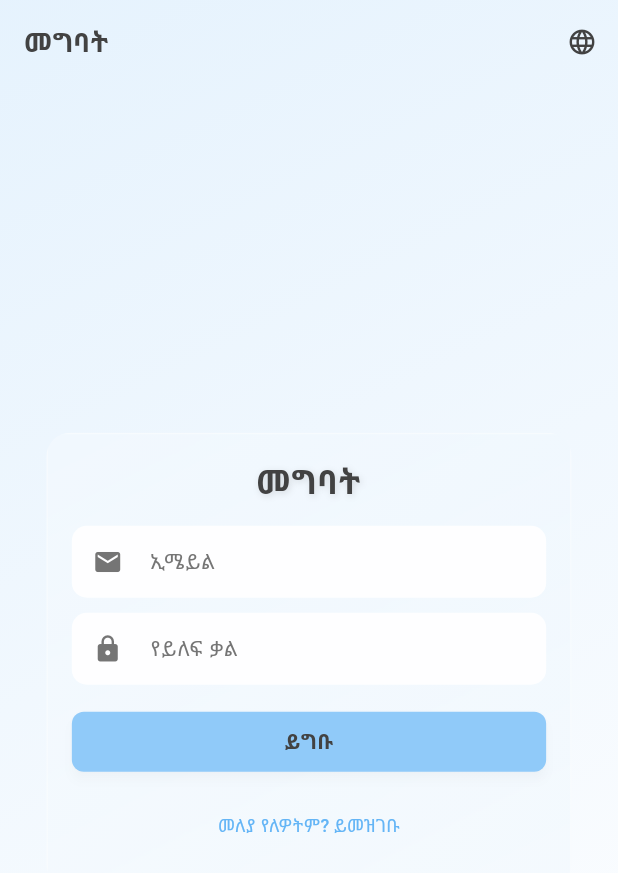
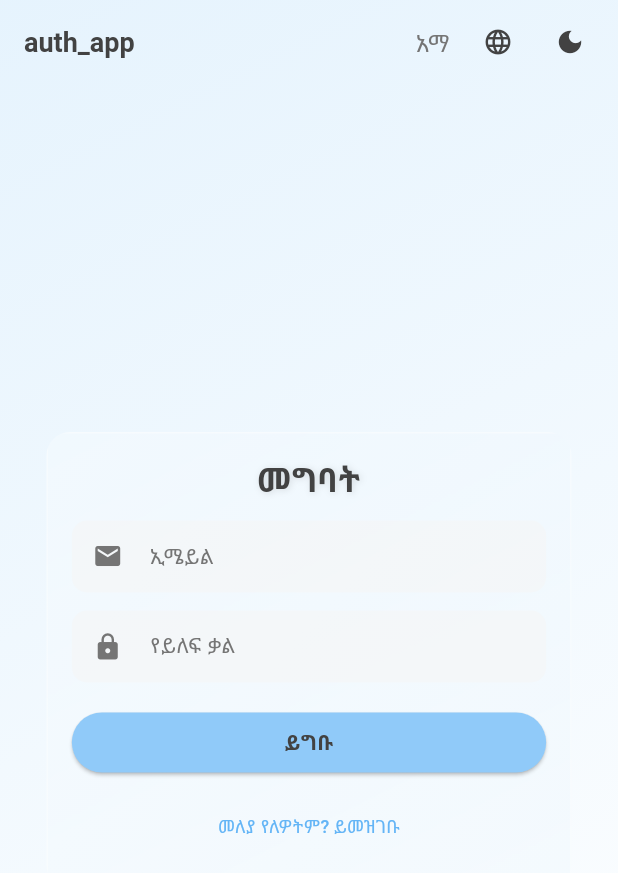
Before and after one commit to Daniel-wasihun/digital-farmer-ui, a Flutter app: the screen it shows after launch, after a tap on the "language" icon, on a phone screen of 412 x 824 dp. Shown: the top 873 px of the screen. Run offline on Flutter 3.47's test engine with Material 3 defaults, Android fonts, the phone set to English and light mode, and no system bars; drawn by our look-alikes of animated_background; our stand-ins replace flutter_spinkit, get, get_storage.

Commit message:
making the auth page more atractive and supporting dark mode

```diff
--- /dev/null
+++ b/lib/controllers/theme_controller.dart
@@ -0,0 +1,113 @@
+import 'package:flutter/material.dart';
+import 'package:get/get.dart';
+import 'package:get_storage/get_storage.dart';
+
+class ThemeController extends GetxController {
+  var isDarkMode = false.obs;
+  final _storage = GetStorage();
+
+  @override
+  void onInit() {
+    super.onInit();
+    isDarkMode.value = _storage.read('isDarkMode') ?? false;
+  }
+
+  void toggleTheme() {
+    isDarkMode.value = !isDarkMode.value;
+    _storage.write('isDarkMode', isDarkMode.value);
+  }
+
+  ThemeData getTheme() {
+    return isDarkMode.value
+        ? ThemeData.dark().copyWith(
+            primaryColor: Colors.blueGrey[800],
+            scaffoldBackgroundColor: Colors.grey[900],
+            cardColor: Colors.grey[800],
+            textTheme: TextTheme(
+              bodyLarge: TextStyle(color: Colors.grey.shade200),
+              bodyMedium: TextStyle(color: Colors.grey.shade400),
+              titleLarge: TextStyle(
+                  color: Colors.grey.shade200, fontWeight: FontWeight.bold),
+            ),
+            iconTheme: IconThemeData(color: Colors.grey.shade200),
+            elevatedButtonTheme: ElevatedButtonThemeData(
+              style: ElevatedButton.styleFrom(
+                backgroundColor: Colors.blue.shade700,
+                foregroundColor: Colors.grey.shade200,
+              ),
+            ),
+            textButtonTheme: TextButtonThemeData(
+              style: TextButton.styleFrom(
+                foregroundColor: Colors.blue.shade300,
+              ),
+            ),
+            appBarTheme: AppBarTheme(
+              backgroundColor: Colors.transparent,
+              foregroundColor: Colors.grey.shade200,
+              elevation: 0,
+            ),
+            bottomNavigationBarTheme: BottomNavigationBarThemeData(
+              backgroundColor: Colors.grey[850],
+              selectedItemColor: Colors.blue.shade300,
+              unselectedItemColor: Colors.grey.shade400,
+            ),
+            inputDecorationTheme: InputDecorationTheme(
+              filled: true,
+              fillColor: Colors.grey[800]?.withOpacity(0.5),
+              border: OutlineInputBorder(
+                borderRadius: BorderRadius.circular(8),
+                borderSide: BorderSide.none,
+              ),
+              prefixIconColor: Colors.grey.shade400,
+              labelStyle: TextStyle(color: Colors.grey.shade400),
+              hintStyle: TextStyle(color: Colors.grey.shade600),
+              errorStyle: const TextStyle(color: Colors.redAccent),
+            ),
+          )
+        : ThemeData.light().copyWith(
+            primaryColor: Colors.blue,
+            scaffoldBackgroundColor: Colors.white,
+            cardColor: Colors.white,
+            textTheme: TextTheme(
+              bodyLarge: TextStyle(color: Colors.grey.shade800),
+              bodyMedium: TextStyle(color: Colors.grey.shade600),
+              titleLarge: TextStyle(
+                  color: Colors.grey.shade800, fontWeight: FontWeight.bold),
+            ),
+            iconTheme: IconThemeData(color: Colors.grey.shade800),
+            elevatedButtonTheme: ElevatedButtonThemeData(
+              style: ElevatedButton.styleFrom(
+                backgroundColor: Colors.blue.shade200,
+                foregroundColor: Colors.grey.shade800,
+              ),
+            ),
+            textButtonTheme: TextButtonThemeData(
+              style: TextButton.styleFrom(
+                foregroundColor: Colors.blue.shade300,
+              ),
+            ),
+            appBarTheme: const AppBarTheme(
+              backgroundColor: Colors.transparent,
+              foregroundColor: Colors.grey,
+              elevation: 0,
+            ),
+            bottomNavigationBarTheme: BottomNavigationBarThemeData(
+              backgroundColor: Colors.white,
+              selectedItemColor: Colors.blue,
+              unselectedItemColor: Colors.grey,
+            ),
+            inputDecorationTheme: InputDecorationTheme(
+              filled: true,
+              fillColor: Colors.grey[100]?.withOpacity(0.5),
+              border: OutlineInputBorder(
+                borderRadius: BorderRadius.circular(8),
+                borderSide: BorderSide.none,
+              ),
+              prefixIconColor: Colors.grey.shade600,
+              labelStyle: TextStyle(color: Colors.grey.shade600),
+              hintStyle: TextStyle(color: Colors.grey.shade400),
+              errorStyle: const TextStyle(color: Colors.redAccent),
+            ),
+          );
+  }
+}
--- a/lib/main.dart
+++ b/lib/main.dart
@@ -4,6 +4,7 @@ import 'package:get_storage/get_storage.dart';
 import 'utils/translations.dart';
 import 'routes/app_routes.dart';
 import 'controllers/auth_controller.dart';
+import 'controllers/theme_controller.dart';
 import 'services/storage_service.dart';
 
 void main() async {
@@ -12,19 +13,22 @@ void main() async {
 
   // Initialize services and controllers
   final storageService = StorageService();
-  Get.put(storageService); // Singleton instance
-  Get.put(AuthController()); // Depends on StorageService implicitly
+  Get.put(storageService);
+  Get.put(ThemeController());
+  Get.put(AuthController());
 
-  runApp( MyApp());
+  runApp(const MyApp());
 }
 
 class MyApp extends StatelessWidget {
-
   const MyApp({super.key});
 
   @override
   Widget build(BuildContext context) {
-    return GetMaterialApp(
+    final ThemeController themeController = Get.put(ThemeController());
+
+    return Obx(
+      () => GetMaterialApp(
         debugShowCheckedModeBanner: false,
         title: 'auth_app'.tr,
         translations: AppTranslations(),
@@ -32,6 +36,8 @@ class MyApp extends StatelessWidget {
         fallbackLocale: const Locale('en', 'US'),
         initialRoute: AppRoutes.getInitialRoute(),
         getPages: AppRoutes.routes,
+        theme: themeController.getTheme(),
+      ),
     );
   }
 }
--- a/lib/utils/translations.dart
+++ b/lib/utils/translations.dart
@@ -26,7 +26,7 @@ class AppTranslations extends Translations {
           'passwords_do_not_match': 'Passwords do not match',
           'account_created_successfully': 'Account created successfully',
           'logged_in_successfully': 'Logged in successfully',
-          'toggle_language': 'Amharic',
+          // 'toggle_language': 'Amharic',
           'home': 'Home',
           'profile': 'Profile',
           'notifications': 'Notifications',
@@ -38,6 +38,9 @@ class AppTranslations extends Translations {
           'weather': 'Weather',
           'market': 'Market',
           'chat': 'Chat',
+          'switch_to_light_mode': 'Switch to Light Mode',
+          'switch_to_dark_mode': 'Switch to Dark Mode',
+          'toggle_language': 'Toggle Language',
         },
         'am_ET': {
           'signup': 'መመዝገብ',
@@ -74,6 +77,10 @@ class AppTranslations extends Translations {
           'weather': 'የአየር ሁኔታ',
           'market': 'ገበያ',
           'chat': 'ውይይት',
+          'switch_to_light_mode': 'ወደ ብርሃን ሁኔታ ቀይር',
+          'switch_to_dark_mode': 'ወደ ጨለማ ሁኔታ ቀይር',
+          'toggle_language': 'ቋንቋ ቀይር'
+
             },
       };
 }
--- a/lib/views/screens/signin_screen.dart
+++ b/lib/views/screens/signin_screen.dart
@@ -3,6 +3,7 @@ import 'package:get/get.dart';
 import 'package:flutter_spinkit/flutter_spinkit.dart';
 import 'package:animated_background/animated_background.dart';
 import '../../controllers/auth_controller.dart';
+import '../../controllers/theme_controller.dart';
 import '../widgets/custom_text_field.dart';
 import '../widgets/glassmorphic_card.dart';
 
@@ -15,6 +16,7 @@ class SignInScreen extends StatefulWidget {
 
 class _SignInScreenState extends State<SignInScreen> with TickerProviderStateMixin {
   final AuthController authController = Get.find<AuthController>();
+  final ThemeController themeController = Get.find<ThemeController>();
   final emailController = TextEditingController();
   final passwordController = TextEditingController();
 
@@ -29,11 +31,9 @@ class _SignInScreenState extends State<SignInScreen> with TickerProviderStateMix
   Widget build(BuildContext context) {
     final size = MediaQuery.of(context).size;
     final isTablet = size.width > 600;
-    // Responsive scaleFactor based on width and height
     final scaleFactor = isTablet
         ? (size.width / 720).clamp(1.0, 1.2)
         : (size.width / 360).clamp(0.8, 1.0) * (size.height / 640).clamp(0.85, 1.0);
-    final formWidth = isTablet ? size.width * 0.75 : size.width * 0.85;
     final maxFormWidth = isTablet ? 500.0 : 380.0;
 
     return Scaffold(
@@ -42,25 +42,59 @@ class _SignInScreenState extends State<SignInScreen> with TickerProviderStateMix
         backgroundColor: Colors.transparent,
         elevation: 0,
         title: Text(
-          'signin'.tr,
-          style: TextStyle(
-            color: Colors.grey.shade800,
+          'auth_app'.tr,
+          style: Theme.of(context).textTheme.titleLarge!.copyWith(
                 fontSize: 18 * scaleFactor,
                 fontWeight: FontWeight.w600,
               ),
         ),
         actions: [
+          // Combine theme toggle and language indicator in a single Obx to avoid stacking
+          Obx(() => Row(
+                children: [
+                  Padding(
+                    padding: EdgeInsets.only(right: 8 * scaleFactor),
+                    child: Text(
+                      Get.locale?.languageCode == 'am' ? 'አማ' : 'En',
+                      style: Theme.of(context).textTheme.bodyMedium!.copyWith(
+                            fontSize: 16 * scaleFactor,
+                            fontWeight: FontWeight.w500,
+                          ),
+                    ),
+                  ),
                   IconButton(
-            icon: Icon(Icons.language, color: Colors.grey.shade800, size: 20 * scaleFactor),
+                    icon: Icon(
+                      Icons.language,
+                      size: 20 * scaleFactor,
+                      color: Theme.of(context).iconTheme.color,
+                    ),
                     onPressed: () => authController.toggleLanguage(),
                     tooltip: 'toggle_language'.tr,
                   ),
+                  IconButton(
+                    icon: Icon(
+                      themeController.isDarkMode.value
+                          ? Icons.light_mode
+                          : Icons.dark_mode,
+                      size: 20 * scaleFactor,
+                      color: Theme.of(context).iconTheme.color,
+                    ),
+                    onPressed: () => themeController.toggleTheme(),
+                    tooltip: themeController.isDarkMode.value
+                        ? 'switch_to_light_mode'.tr
+                        : 'switch_to_dark_mode'.tr,
+                  ),
+                  SizedBox(width: 8 * scaleFactor),
+                ],
+              )),
         ],
       ),
       body: AnimatedBackground(
         behaviour: RandomParticleBehaviour(
           options: ParticleOptions(
-            baseColor: Colors.blue.shade100,
+            baseColor: Theme.of(context).brightness == Brightness.dark
+                ? Colors.blue.shade700
+                : Colors.blue.shade100,
             spawnMinSpeed: 6.0,
             spawnMaxSpeed: 30.0,
             particleCount: 50,
@@ -74,7 +108,12 @@ class _SignInScreenState extends State<SignInScreen> with TickerProviderStateMix
             gradient: LinearGradient(
               begin: Alignment.topLeft,
               end: Alignment.bottomRight,
-              colors: [
+              colors: Theme.of(context).brightness == Brightness.dark
+                  ? [
+                      Colors.blueGrey.shade800.withOpacity(0.9),
+                      Colors.grey.shade900.withOpacity(0.95),
+                    ]
+                  : [
                       Colors.blue.shade50.withOpacity(0.9),
                       Colors.white.withOpacity(0.95),
                     ],
@@ -93,13 +132,16 @@ class _SignInScreenState extends State<SignInScreen> with TickerProviderStateMix
                       () => authController.isLoading.value
                           ? Center(
                               child: SpinKitFadingCube(
-                                color: Colors.blue.shade300,
+                                color: Theme.of(context).primaryColor,
                                 size: 32 * scaleFactor,
                               ),
                             )
                           : ConstrainedBox(
                               constraints: BoxConstraints(
-                                maxWidth: formWidth.clamp(280, maxFormWidth),
+                                maxWidth: (isTablet
+                                        ? size.width * 0.75
+                                        : size.width * 0.85)
+                                    .clamp(280, maxFormWidth),
                               ),
                               child: GlassmorphicCard(
                                 child: Column(
@@ -108,10 +150,12 @@ class _SignInScreenState extends State<SignInScreen> with TickerProviderStateMix
                                   children: [
                                     Text(
                                       'signin'.tr,
-                                      style: TextStyle(
+                                      style: Theme.of(context)
+                                          .textTheme
+                                          .titleLarge!
+                                          .copyWith(
                                             fontSize: 22 * scaleFactor,
                                             fontWeight: FontWeight.w700,
-                                        color: Colors.grey.shade800,
                                             shadows: const [
                                               Shadow(
                                                 blurRadius: 6.0,
@@ -152,18 +196,7 @@ class _SignInScreenState extends State<SignInScreen> with TickerProviderStateMix
                                           passwordController.text,
                                         );
                                       },
-                                      style: ElevatedButton.styleFrom(
-                                        backgroundColor: Colors.blue.shade200,
-                                        foregroundColor: Colors.grey.shade800,
-                                        padding: EdgeInsets.symmetric(
-                                          vertical: 10 * scaleFactor,
-                                        ),
-                                        shape: RoundedRectangleBorder(
-                                          borderRadius: BorderRadius.circular(8),
-                                        ),
-                                        elevation: 3,
-                                        shadowColor: Colors.black12,
-                                      ),
+                                      style: Theme.of(context).elevatedButtonTheme.style,
                                       child: Text(
                                         'login'.tr,
                                         style: TextStyle(
@@ -178,7 +211,6 @@ class _SignInScreenState extends State<SignInScreen> with TickerProviderStateMix
                                       child: Text(
                                         'dont_have_account'.tr,
                                         style: TextStyle(
-                                          color: Colors.blue.shade300,
                                           fontSize: 12 * scaleFactor,
                                           fontWeight: FontWeight.w500,
                                         ),
--- a/lib/views/widgets/custom_text_field.dart
+++ b/lib/views/widgets/custom_text_field.dart
@@ -1,5 +1,4 @@
 import 'package:flutter/material.dart';
-import 'package:get/get.dart';
 
 class CustomTextField extends StatelessWidget {
   final String label;
@@ -28,26 +27,26 @@ class CustomTextField extends StatelessWidget {
     return Column(
       crossAxisAlignment: CrossAxisAlignment.start,
       children: [
-        TextField(
+        Container(
+          height: 50 * scaleFactor,
+          child: TextField(
             controller: controller,
             obscureText: obscureText,
             keyboardType: keyboardType,
             onChanged: onChanged,
-          style: TextStyle(
+            style: Theme.of(context).textTheme.bodyMedium!.copyWith(
                   fontSize: 14 * scaleFactor,
-            color: Colors.grey.shade800,
                 ),
             decoration: InputDecoration(
               labelText: label,
-            labelStyle: TextStyle(
-              color: Colors.grey.shade600,
+              labelStyle: Theme.of(context).textTheme.bodyMedium!.copyWith(
                     fontSize: 14 * scaleFactor,
                     fontWeight: FontWeight.w500,
                   ),
               prefixIcon: Icon(
                 prefixIcon,
-              color: Colors.grey.shade600,
                 size: 20 * scaleFactor,
+                color: Theme.of(context).inputDecorationTheme.prefixIconColor,
               ),
               border: OutlineInputBorder(
                 borderRadius: BorderRadius.circular(10),
@@ -59,13 +58,17 @@ class CustomTextField extends StatelessWidget {
               ),
               focusedBorder: OutlineInputBorder(
                 borderRadius: BorderRadius.circular(10),
-              borderSide: BorderSide(color: Colors.blue.shade200, width: 1.5),
+                borderSide: BorderSide(
+                  color: Theme.of(context).primaryColor.withOpacity(0.5),
+                  width: 1.5,
+                ),
               ),
               filled: true,
-            fillColor: Colors.white.withOpacity(0.9),
+              fillColor: Theme.of(context).inputDecorationTheme.fillColor,
               contentPadding: EdgeInsets.symmetric(
                 vertical: 12 * scaleFactor,
                 horizontal: 14 * scaleFactor,
+              ),
             ),
           ),
         ),
@@ -74,8 +77,7 @@ class CustomTextField extends StatelessWidget {
             padding: EdgeInsets.only(top: 4 * scaleFactor, left: 10 * scaleFactor),
             child: Text(
               errorText!,
-              style: TextStyle(
-                color: Colors.red.shade300,
+              style: Theme.of(context).inputDecorationTheme.errorStyle!.copyWith(
                     fontSize: 12 * scaleFactor,
                     fontWeight: FontWeight.w400,
                   ),
```
Also changed, not shown: lib/views/screens/home_screen.dart (+143 -87 lines), lib/views/screens/signup_screen.dart (+57 -25 lines). Lines whose indentation alone changed are shown as unchanged.
